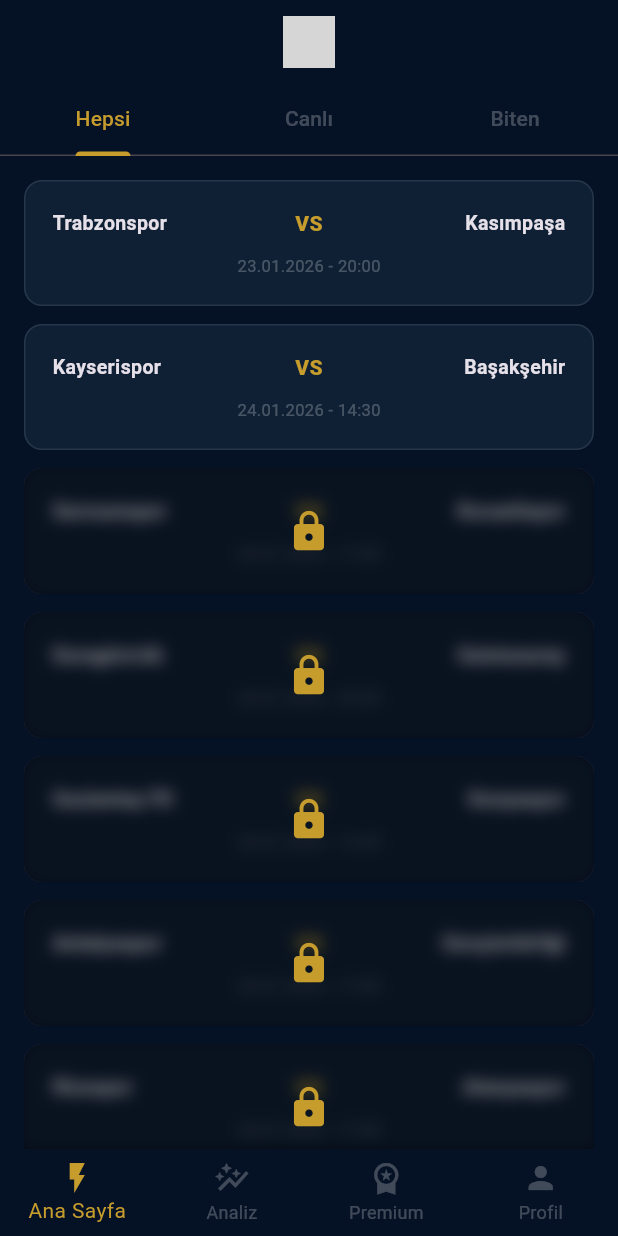
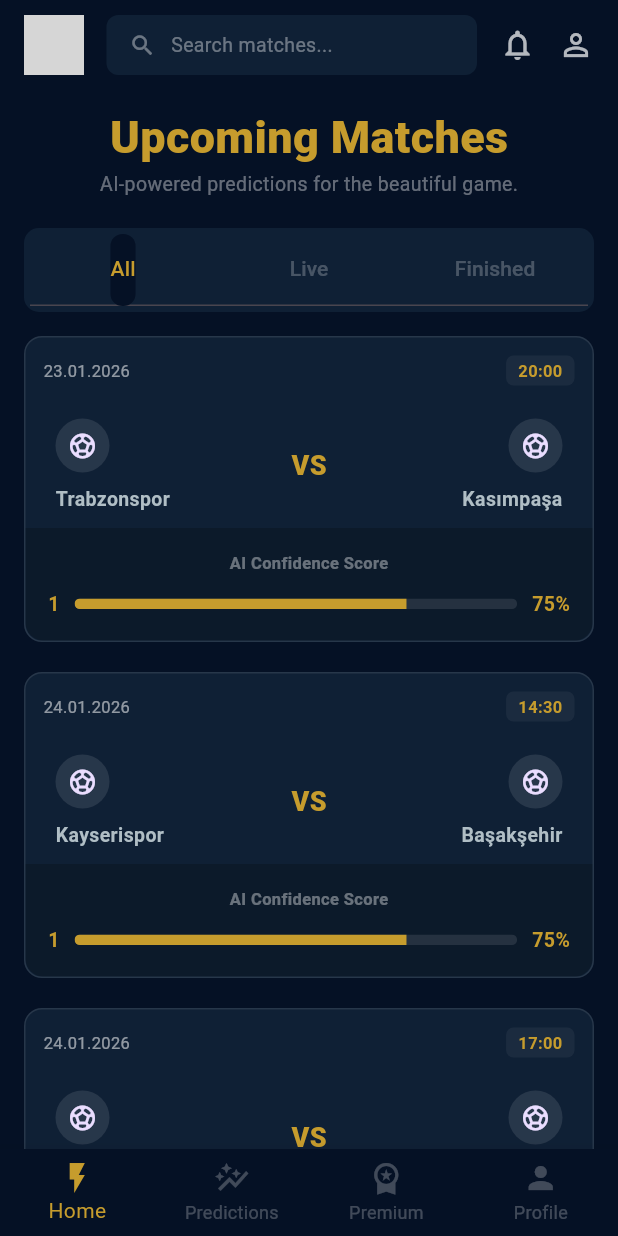
Before and after one commit to v-s-p/1X2-AI-app, a Flutter app: the screen it shows after launch, on a phone screen of 412 x 824 dp. Run offline on Flutter 3.47's test engine with Material 3 defaults, Android fonts, the phone set to English and light mode, and no system bars; grey boxes are pictures that could not be loaded.

Commit message:
Update main.dart

```diff
--- a/lib/main.dart
+++ b/lib/main.dart
@@ -1,5 +1,8 @@
+import 'dart:async';
+import 'dart:convert';
 import 'dart:ui';
 import 'package:flutter/material.dart';
+import 'package:flutter/services.dart';
 
 void main() {
   runApp(const PredictApp());
@@ -10,21 +13,80 @@
 
   @override
   Widget build(BuildContext context) {
+    const brandNavy = Color(0xFF051125);
+    const goldPrimary = Color(0xFFC69C2D);
+
     return MaterialApp(
       debugShowCheckedModeBanner: false,
       title: 'Predict 1X2 AI',
       theme: ThemeData(
         brightness: Brightness.dark,
-        scaffoldBackgroundColor: const Color(0xFF051125),
-        primaryColor: const Color(0xFFC69C2D),
+        scaffoldBackgroundColor: brandNavy,
+        primaryColor: goldPrimary,
         cardColor: const Color(0xFF0F2035),
+        textTheme: const TextTheme(
+          headlineLarge: TextStyle(fontSize: 28, fontWeight: FontWeight.bold, color: Color(0xFFC69C2D)),
+          headlineMedium: TextStyle(fontSize: 18, fontWeight: FontWeight.bold, color: Colors.white),
+          bodyMedium: TextStyle(fontSize: 13, color: Color(0xFFB0BEC5)),
+        ),
       ),
-      home: const MainShell(),
+      home: const SplashScreen(),
     );
   }
 }
 
-// --- ANA NAVİGASYON MERKEZİ ---
+// --- LOGO BİLEŞENİ (Center Crop) ---
+class BrandLogo extends StatelessWidget {
+  final double size;
+  final double radius;
+  const BrandLogo({super.key, required this.size, this.radius = 8});
+
+  @override
+  Widget build(BuildContext context) {
+    return Container(
+      width: size, height: size,
+      decoration: BoxDecoration(borderRadius: BorderRadius.circular(radius)),
+      child: ClipRRect(
+        borderRadius: BorderRadius.circular(radius),
+        child: Image.asset('assets/logo.png', fit: BoxFit.cover, alignment: Alignment.center),
+      ),
+    );
+  }
+}
+
+// --- SPLASH SCREEN ---
+class SplashScreen extends StatefulWidget {
+  const SplashScreen({super.key});
+  @override
+  State<SplashScreen> createState() => _SplashScreenState();
+}
+
+class _SplashScreenState extends State<SplashScreen> with SingleTickerProviderStateMixin {
+  late AnimationController _controller;
+  late Animation<double> _pulse;
+
+  @override
+  void initState() {
+    super.initState();
+    _controller = AnimationController(duration: const Duration(milliseconds: 1200), vsync: this)..repeat(reverse: true);
+    _pulse = Tween<double>(begin: 0.95, end: 1.05).animate(CurvedAnimation(parent: _controller, curve: Curves.easeInOut));
+    Timer(const Duration(seconds: 3), () => Navigator.pushReplacement(context, MaterialPageRoute(builder: (context) => const MainShell())));
+  }
+
+  @override
+  void dispose() { _controller.dispose(); super.dispose(); }
+
+  @override
+  Widget build(BuildContext context) {
+    return Scaffold(
+      body: Center(
+        child: ScaleTransition(scale: _pulse, child: const BrandLogo(size: 160, radius: 35)),
+      ),
+    );
+  }
+}
+
+// --- ANA NAVİGASYON ---
 class MainShell extends StatefulWidget {
   const MainShell({super.key});
   @override
@@ -33,22 +95,12 @@
 
 class _MainShellState extends State<MainShell> {
   int _selectedIndex = 0;
-
-  // Sayfaları burada tanımlıyoruz
-  final List<Widget> _pages = [
-    const HomePage(),        // Maç Listesi ve Tablar
-    const PredictionsPage(), // Banko ve Sihirli Kupon
-    const PremiumPage(),     // Satış Ekranı
-    const ProfilePage(),     // Kullanıcı Ayarları
-  ];
+  final List<Widget> _pages = [const HomePage(), const PredictionsPage(), const PremiumPage(), const ProfilePage()];
 
   @override
   Widget build(BuildContext context) {
     return Scaffold(
-      body: IndexedStack( // Sayfa durumlarını korumak için IndexedStack
-        index: _selectedIndex,
-        children: _pages,
-      ),
+      body: SafeArea(child: IndexedStack(index: _selectedIndex, children: _pages)),
       bottomNavigationBar: BottomNavigationBar(
         currentIndex: _selectedIndex,
         onTap: (index) => setState(() => _selectedIndex = index),
@@ -57,19 +109,17 @@
         selectedItemColor: const Color(0xFFC69C2D),
         unselectedItemColor: Colors.white24,
         items: const [
-          BottomNavigationBarItem(icon: Icon(Icons.flash_on), label: 'Ana Sayfa'),
-          BottomNavigationBarItem(icon: Icon(Icons.auto_graph), label: 'Analiz'),
+          BottomNavigationBarItem(icon: Icon(Icons.flash_on), label: 'Home'),
+          BottomNavigationBarItem(icon: Icon(Icons.auto_graph), label: 'Predictions'),
           BottomNavigationBarItem(icon: Icon(Icons.workspace_premium), label: 'Premium'),
-          BottomNavigationBarItem(icon: Icon(Icons.person), label: 'Profil'),
+          BottomNavigationBarItem(icon: Icon(Icons.person), label: 'Profile'),
         ],
       ),
     );
   }
 }
 
-// ==========================================
-// 1. ANA SAYFA (MAÇ LİSTESİ VE TABLAR)
-// ==========================================
+// --- ANA SAYFA (MAÇ KARTLARI) ---
 class HomePage extends StatelessWidget {
   const HomePage({super.key});
 
@@ -77,150 +127,33 @@
   Widget build(BuildContext context) {
     return DefaultTabController(
       length: 3,
-      child: Scaffold(
-        appBar: AppBar(
-          backgroundColor: const Color(0xFF051125),
-          elevation: 0,
-          title: Image.asset('assets/logo.png', height: 35),
-          centerTitle: true,
-          bottom: const TabBar(
-            indicatorColor: Color(0xFFC69C2D),
-            labelColor: Color(0xFFC69C2D),
-            unselectedLabelColor: Colors.white24,
-            tabs: [Tab(text: "Hepsi"), Tab(text: "Canlı"), Tab(text: "Biten")],
-          ),
-        ),
-        body: TabBarView(
-          children: [
-            _buildMatchList(context),
-            _buildEmptyCanli(),
-            const Center(child: Text("Biten maç kaydı yok.")),
-          ],
-        ),
-      ),
-    );
-  }
-
-  Widget _buildMatchList(BuildContext context) {
-    return ListView.builder(
-      padding: const EdgeInsets.all(16),
-      itemCount: DemoData.excelMatches.length,
-      itemBuilder: (context, index) {
-        bool isLocked = index >= 2; // İlk 2 maç açık, kalanlar kilitli
-        return GestureDetector(
-          onTap: () => isLocked ? _showPremiumSheet(context) : null,
-          child: Padding(
-            padding: const EdgeInsets.only(bottom: 12),
-            child: MatchCardElite(match: DemoData.excelMatches[index], isLocked: isLocked),
-          ),
-        );
-      },
-    );
-  }
-
-  Widget _buildEmptyCanli() {
-    return Center(
       child: Column(
-        mainAxisAlignment: MainAxisAlignment.center,
         children: [
-          Icon(Icons.stadium_rounded, size: 80, color: Colors.white.withOpacity(0.05)),
-          const SizedBox(height: 15),
-          const Text("Şu an çimler sessiz...", style: TextStyle(fontSize: 18, color: Color(0xFFC69C2D), fontWeight: FontWeight.bold)),
-          const Text("Ama fırtına yaklaşıyor!", style: TextStyle(color: Colors.white24)),
-        ],
-      ),
-    );
-  }
-
-  void _showPremiumSheet(BuildContext context) {
-    showModalBottomSheet(
-      context: context,
-      backgroundColor: const Color(0xFF0F2035),
-      shape: const RoundedRectangleBorder(borderRadius: BorderRadius.vertical(top: Radius.circular(20))),
-      builder: (context) => Padding(
-        padding: const EdgeInsets.all(30),
-        child: Column(
-          mainAxisSize: MainAxisSize.min,
-          children: [
-            const Icon(Icons.lock_open_rounded, color: Color(0xFFC69C2D), size: 50),
-            const SizedBox(height: 20),
-            const Text("Premium ile Tüm Kapıları Aç!", style: TextStyle(fontSize: 20, fontWeight: FontWeight.bold)),
-            const SizedBox(height: 10),
-            const Text("Haftalık 15 maçın tamamını ve AI güven skorlarını görmek için hemen yükselt.", textAlign: TextAlign.center, style: TextStyle(color: Colors.white60)),
-            const SizedBox(height: 30),
-            SizedBox(
-              width: double.infinity, height: 50,
-              child: ElevatedButton(
-                style: ElevatedButton.styleFrom(backgroundColor: const Color(0xFFC69C2D), foregroundColor: Colors.black),
-                onPressed: () => Navigator.pop(context),
-                child: const Text("PAKETLERİ GÖR"),
+          const _TopHeaderWidget(), // Arama barı ve logo
+          const SizedBox(height: 20),
+          const Text("Upcoming Matches", style: TextStyle(fontSize: 30, fontWeight: FontWeight.w900, color: Color(0xFFC69C2D))),
+          const Text("AI-powered predictions for the beautiful game.", style: TextStyle(color: Colors.white38, fontSize: 13)),
+          const SizedBox(height: 20),
+          Padding(
+            padding: const EdgeInsets.symmetric(horizontal: 16),
+            child: Container(
+              padding: const EdgeInsets.all(4),
+              decoration: BoxDecoration(color: const Color(0xFF0F2035), borderRadius: BorderRadius.circular(10)),
+              child: const TabBar(
+                indicatorColor: Colors.transparent,
+                indicator: BoxDecoration(color: Color(0xFF051125), borderRadius: BorderRadius.all(Radius.circular(8))),
+                labelColor: Color(0xFFC69C2D),
+                unselectedLabelColor: Colors.white24,
+                tabs: [Tab(text: "All"), Tab(text: "Live"), Tab(text: "Finished")],
               ),
             ),
-          ],
-        ),
-      ),
-    );
-  }
-}
-
-// ==========================================
-// 2. TAHMİN / ANALİZ SAYFASI
-// ==========================================
-class PredictionsPage extends StatelessWidget {
-  const PredictionsPage({super.key});
-
-  @override
-  Widget build(BuildContext context) {
-    return SingleChildScrollView(
-      padding: const EdgeInsets.all(20),
-      child: Column(
-        crossAxisAlignment: CrossAxisAlignment.start,
-        children: [
-          const SizedBox(height: 20),
-          const Text("Analiz Merkezi", style: TextStyle(fontSize: 26, fontWeight: FontWeight.bold)),
-          const SizedBox(height: 20),
-          // HAFTANIN BANKOSU
-          Container(
-            width: double.infinity,
-            padding: const EdgeInsets.all(20),
-            decoration: BoxDecoration(
-              gradient: const LinearGradient(colors: [Color(0xFFC69C2D), Color(0xFF8E6E1A)]),
-              borderRadius: BorderRadius.circular(15),
-            ),
-            child: const Column(
+          ),
+          Expanded(
+            child: TabBarView(
               children: [
-                Text("HAFTANIN BANKOSU", style: TextStyle(color: Colors.black, fontWeight: FontWeight.w900, letterSpacing: 2)),
-                SizedBox(height: 15),
-                Text("Fenerbahçe - Göztepe", style: TextStyle(color: Colors.white, fontSize: 22, fontWeight: FontWeight.bold)),
-                Text("Tahmin: 1 (Güven: %94)", style: TextStyle(color: Colors.black87, fontWeight: FontWeight.w600)),
-              ],
-            ),
-          ),
-          const SizedBox(height: 30),
-          // SİHİRLİ KUPON BUTONU
-          SizedBox(
-            width: double.infinity, height: 65,
-            child: OutlinedButton.icon(
-              style: OutlinedButton.styleFrom(
-                side: const BorderSide(color: Color(0xFFC69C2D), width: 2),
-                shape: RoundedRectangleBorder(borderRadius: BorderRadius.circular(15)),
-              ),
-              icon: const Icon(Icons.auto_fix_high_rounded, color: Color(0xFFC69C2D)),
-              label: const Text("YAPAY ZEKA KUPON OLUŞTUR", style: TextStyle(color: Colors.white, fontWeight: FontWeight.bold)),
-              onPressed: () {},
-            ),
-          ),
-          const SizedBox(height: 40),
-          // SON KAZANANLAR TICKER (Simüle edilmiş)
-          const Text("SON KAZANANLAR", style: TextStyle(fontSize: 12, color: Colors.white38, letterSpacing: 1)),
-          const SizedBox(height: 10),
-          Container(
-            height: 40,
-            color: Colors.white.withOpacity(0.02),
-            child: ListView(
-              scrollDirection: Axis.horizontal,
-              children: const [
-                Center(child: Text("  🏆 Kullanıcı k***n 12.450₺ Kazandı!  •  🏆 Kullanıcı m***t 4.200₺ Kazandı!  •  🏆 AI Kuponu %100 Başarı!  ", style: TextStyle(color: Color(0xFFC69C2D)))),
+                _buildMatchList(),
+                const Center(child: Text("No live matches")),
+                const Center(child: Text("No finished matches")),
               ],
             ),
           ),
@@ -228,160 +161,157 @@
       ),
     );
   }
+
+  Widget _buildMatchList() {
+    // Sadece ilk 4 maçı alıyoruz
+    final matches = DemoData.excelMatches.take(4).toList();
+    return ListView.builder(
+      padding: const EdgeInsets.all(16),
+      itemCount: matches.length,
+      itemBuilder: (context, index) {
+        return Padding(
+          padding: const EdgeInsets.only(bottom: 20),
+          child: MatchCardTechnical(match: matches[index]),
+        );
+      },
+    );
+  }
 }
 
-// ==========================================
-// 3. PREMIUM SAYFASI (STOREFRONT)
-// ==========================================
-class PremiumPage extends StatelessWidget {
-  const PremiumPage({super.key});
+// --- ÜST HEADER WIDGET (Resimdeki gibi) ---
+class _TopHeaderWidget extends StatelessWidget {
+  const _TopHeaderWidget();
+  @override
+  Widget build(BuildContext context) {
+    return Padding(
+      padding: const EdgeInsets.fromLTRB(16, 10, 16, 0),
+      child: Row(
+        children: [
+          const BrandLogo(size: 40, radius: 5),
+          const SizedBox(width: 15),
+          Expanded(
+            child: Container(
+              height: 40,
+              padding: const EdgeInsets.symmetric(horizontal: 15),
+              decoration: BoxDecoration(color: const Color(0xFF0F2035), borderRadius: BorderRadius.circular(8)),
+              child: const Row(
+                children: [
+                  Icon(Icons.search, size: 18, color: Colors.white38),
+                  SizedBox(width: 10),
+                  Text("Search matches...", style: TextStyle(color: Colors.white38, fontSize: 13)),
+                ],
+              ),
+            ),
+          ),
+          const SizedBox(width: 15),
+          const Icon(Icons.notifications_none, color: Colors.white70),
+          const SizedBox(width: 15),
+          const Icon(Icons.person_outline, color: Colors.white70),
+        ],
+      ),
+    );
+  }
+}
+
+// --- YENİ TEKNİK MAÇ KARTI (Görseldeki Yapı) ---
+class MatchCardTechnical extends StatelessWidget {
+  final Map<String, String> match;
+  const MatchCardTechnical({super.key, required this.match});
 
   @override
   Widget build(BuildContext context) {
-    return Center(
-      child: SingleChildScrollView(
-        padding: const EdgeInsets.all(20),
-        child: Column(
-          children: [
-            const Icon(Icons.stars_rounded, color: Color(0xFFC69C2D), size: 70),
-            const SizedBox(height: 10),
-            const Text("Elite Üyeliğe Geç", style: TextStyle(fontSize: 24, fontWeight: FontWeight.bold)),
-            const SizedBox(height: 30),
-            // HAFTALIK PAKET
-            _buildPriceCard("Haftalık Paket", "59₺", "Hızlı Başlangıç", false),
-            const SizedBox(height: 15),
-            // AYLIK PAKET (EN POPÜLER)
-            _buildPriceCard("Aylık Paket", "199₺", "En Popüler", true),
-            const SizedBox(height: 40),
-            // NEDEN PREMIUM?
-            const Align(alignment: Alignment.centerLeft, child: Text("Neden Premium?", style: TextStyle(fontWeight: FontWeight.bold))),
-            const SizedBox(height: 15),
-            _buildBenefit("15 Maçın tamamına AI erişimi"),
-            _buildBenefit("Yüksek güvenli 'Banko' maçlar"),
-            _buildBenefit("Reklamsız tertemiz deneyim"),
-          ],
-        ),
-      ),
-    );
-  }
-
-  Widget _buildPriceCard(String title, String price, String badge, bool isPopular) {
     return Container(
-      padding: const EdgeInsets.all(20),
       decoration: BoxDecoration(
         color: const Color(0xFF0F2035),
-        borderRadius: BorderRadius.circular(15),
-        border: Border.all(color: isPopular ? const Color(0xFFC69C2D) : Colors.white10, width: isPopular ? 2 : 1),
+        borderRadius: BorderRadius.circular(12),
+        border: Border.all(color: Colors.white10),
       ),
-      child: Row(
-        mainAxisAlignment: MainAxisAlignment.spaceBetween,
+      child: Column(
         children: [
-          Column(
-            crossAxisAlignment: CrossAxisAlignment.start,
-            children: [
-              Text(title, style: const TextStyle(fontWeight: FontWeight.bold, fontSize: 18)),
-              Text(badge, style: TextStyle(color: isPopular ? const Color(0xFFC69C2D) : Colors.white38, fontSize: 12)),
-            ],
+          // ÜST KISIM (Tarih ve Saat)
+          Padding(
+            padding: const EdgeInsets.all(12),
+            child: Row(
+              mainAxisAlignment: MainAxisAlignment.spaceBetween,
+              children: [
+                Text(match['date']!.split('-')[0].trim(), style: const TextStyle(fontSize: 11, color: Colors.white54)),
+                Container(
+                  padding: const EdgeInsets.symmetric(horizontal: 8, vertical: 2),
+                  decoration: BoxDecoration(color: Colors.white.withOpacity(0.05), borderRadius: BorderRadius.circular(5)),
+                  child: Text(match['date']!.split('-')[1].trim(), style: const TextStyle(fontSize: 11, color: Color(0xFFC69C2D), fontWeight: FontWeight.bold)),
+                ),
+              ],
+            ),
           ),
-          Text(price, style: const TextStyle(fontSize: 22, fontWeight: FontWeight.bold, color: Color(0xFFC69C2D))),
+          // ORTA KISIM (Takımlar)
+          Padding(
+            padding: const EdgeInsets.symmetric(vertical: 10, horizontal: 20),
+            child: Row(
+              mainAxisAlignment: MainAxisAlignment.spaceBetween,
+              children: [
+                Expanded(child: _teamUi(match['home']!, true)),
+                const Text("VS", style: TextStyle(color: Color(0xFFC69C2D), fontWeight: FontWeight.w900, fontSize: 18)),
+                Expanded(child: _teamUi(match['away']!, false)),
+              ],
+            ),
+          ),
+          // ALT KISIM (AI Bölmesi)
+          Container(
+            padding: const EdgeInsets.all(15),
+            decoration: BoxDecoration(color: Colors.black.withOpacity(0.2), borderRadius: const BorderRadius.vertical(bottom: Radius.circular(12))),
+            child: Column(
+              children: [
+                const Text("AI Confidence Score", style: TextStyle(fontSize: 11, color: Colors.white38, fontWeight: FontWeight.bold)),
+                const SizedBox(height: 10),
+                Row(
+                  children: [
+                    const Text("1", style: TextStyle(color: Color(0xFFC69C2D), fontWeight: FontWeight.bold)),
+                    const SizedBox(width: 10),
+                    Expanded(
+                      child: ClipRRect(
+                        borderRadius: BorderRadius.circular(10),
+                        child: const LinearProgressIndicator(value: 0.75, backgroundColor: Colors.white10, color: Color(0xFFC69C2D), minHeight: 7),
+                      ),
+                    ),
+                    const SizedBox(width: 10),
+                    const Text("75%", style: TextStyle(color: Color(0xFFC69C2D), fontWeight: FontWeight.bold)),
+                  ],
+                ),
+              ],
+            ),
+          ),
         ],
       ),
     );
   }
 
-  Widget _buildBenefit(String text) {
-    return Padding(
-      padding: const EdgeInsets.only(bottom: 8),
-      child: Row(children: [const Icon(Icons.check_circle, color: Color(0xFFC69C2D), size: 18), const SizedBox(width: 10), Text(text)]),
+  Widget _teamUi(String name, bool left) {
+    return Column(
+      crossAxisAlignment: left ? CrossAxisAlignment.start : CrossAxisAlignment.end,
+      children: [
+        const CircleAvatar(radius: 18, backgroundColor: Colors.white10, child: Icon(Icons.sports_soccer, size: 20)),
+        const SizedBox(height: 8),
+        Text(name, style: const TextStyle(fontWeight: FontWeight.bold, fontSize: 13), overflow: TextOverflow.ellipsis),
+      ],
     );
   }
 }
 
-// ==========================================
-// 4. PROFİL SAYFASI
-// ==========================================
+// --- DİĞER SAYFALAR ---
+class PredictionsPage extends StatelessWidget {
+  const PredictionsPage({super.key});
+  @override
+  Widget build(BuildContext context) { return const Center(child: Text("Analiz Sayfası")); }
+}
+class PremiumPage extends StatelessWidget {
+  const PremiumPage({super.key});
+  @override
+  Widget build(BuildContext context) { return const Center(child: Text("Premium Sayfası")); }
+}
 class ProfilePage extends StatelessWidget {
   const ProfilePage({super.key});
-
   @override
-  Widget build(BuildContext context) {
-    return SingleChildScrollView(
-      padding: const EdgeInsets.all(30),
-      child: Column(
-        children: [
-          const SizedBox(height: 40),
-          const CircleAvatar(radius: 50, backgroundColor: Color(0xFF0F2035), child: Icon(Icons.person, size: 60, color: Color(0xFFC69C2D))),
-          const SizedBox(height: 15),
-          const Text("Mert Yılmaz", style: TextStyle(fontSize: 22, fontWeight: FontWeight.bold)),
-          const SizedBox(height: 8),
-          Container(
-            padding: const EdgeInsets.symmetric(horizontal: 12, vertical: 4),
-            decoration: BoxDecoration(color: Colors.white.withOpacity(0.05), borderRadius: BorderRadius.circular(20)),
-            child: const Text("Üyelik Durumu: FREE", style: TextStyle(color: Colors.white54, fontSize: 12)),
-          ),
-          const SizedBox(height: 40),
-          _buildProfileTile(Icons.notifications_outlined, "Bildirimler"),
-          _buildProfileTile(Icons.support_agent_rounded, "Destek Al"),
-          _buildProfileTile(Icons.logout_rounded, "Çıkış Yap", isRed: true),
-        ],
-      ),
-    );
-  }
-
-  Widget _buildProfileTile(IconData icon, String title, {bool isRed = false}) {
-    return ListTile(
-      leading: Icon(icon, color: isRed ? Colors.redAccent : const Color(0xFFC69C2D)),
-      title: Text(title, style: TextStyle(color: isRed ? Colors.redAccent : Colors.white)),
-      trailing: const Icon(Icons.chevron_right_rounded, color: Colors.white10),
-      onTap: () {},
-    );
-  }
-}
-
-// --- YARDIMCI BİLEŞENLER (MAÇ KARTI) ---
-class MatchCardElite extends StatelessWidget {
-  final Map<String, String> match;
-  final bool isLocked;
-  const MatchCardElite({super.key, required this.match, required this.isLocked});
-
-  @override
-  Widget build(BuildContext context) {
-    return Stack(
-      children: [
-        Container(
-          padding: const EdgeInsets.all(18),
-          decoration: BoxDecoration(color: const Color(0xFF0F2035), borderRadius: BorderRadius.circular(12), border: Border.all(color: Colors.white10)),
-          child: Column(
-            children: [
-              Row(
-                mainAxisAlignment: MainAxisAlignment.spaceBetween,
-                children: [
-                  Expanded(child: Text(match['home']!, style: const TextStyle(fontWeight: FontWeight.bold, fontSize: 13))),
-                  const Text("VS", style: TextStyle(color: Color(0xFFC69C2D), fontWeight: FontWeight.w900)),
-                  Expanded(child: Text(match['away']!, textAlign: TextAlign.end, style: const TextStyle(fontWeight: FontWeight.bold, fontSize: 13))),
-                ],
-              ),
-              const SizedBox(height: 10),
-              Text(match['date']!, style: const TextStyle(fontSize: 11, color: Colors.white24)),
-            ],
-          ),
-        ),
-        if (isLocked)
-          Positioned.fill(
-            child: ClipRRect(
-              borderRadius: BorderRadius.circular(12),
-              child: BackdropFilter(
-                filter: ImageFilter.blur(sigmaX: 5, sigmaY: 5),
-                child: Container(
-                  color: Colors.black.withOpacity(0.4),
-                  child: const Center(child: Icon(Icons.lock_rounded, color: Color(0xFFC69C2D), size: 30)),
-                ),
-              ),
-            ),
-          ),
-      ],
-    );
-  }
+  Widget build(BuildContext context) { return const Center(child: Text("Profil Sayfası")); }
 }
 
 // --- VERİ ---
@@ -391,16 +321,14 @@
     {"home": "Kayserispor", "away": "Başakşehir", "date": "24.01.2026 - 14:30"},
     {"home": "Samsunspor", "away": "Kocaelispor", "date": "24.01.2026 - 17:00"},
     {"home": "Karagümrük", "away": "Galatasaray", "date": "24.01.2026 - 20:00"},
-    {"home": "Gaziantep FK", "away": "Konyaspor", "date": "25.01.2026 - 14:30"},
-    {"home": "Antalyaspor", "away": "Gençlerbirliği", "date": "25.01.2026 - 17:00"},
-    {"home": "Rizespor", "away": "Alanyaspor", "date": "25.01.2026 - 17:00"},
-    {"home": "Fenerbahçe", "away": "Göztepe", "date": "25.01.2026 - 20:00"},
-    {"home": "Eyüpspor", "away": "Beşiktaş", "date": "26.01.2026 - 20:00"},
-    {"home": "Union Berlin", "away": "Dortmund", "date": "24.01.2026 - 20:30"},
-    {"home": "Marsilya", "away": "Lens", "date": "24.01.2026 - 23:05"},
-    {"home": "Arsenal", "away": "Man. United", "date": "25.01.2026 - 19:30"},
-    {"home": "Villarreal", "away": "Real Madrid", "date": "24.01.2026 - 23:00"},
-    {"home": "Juventus", "away": "Napoli", "date": "25.01.2026 - 20:00"},
-    {"home": "Roma", "away": "AC Milan", "date": "25.01.2026 - 22:45"},
   ];
+
+  static Future<List<CouponMatch>> loadMatchesFromJson() async { return []; }
 }
+
+class CouponMatch {
+  final int index;
+  final String homeTeam, awayTeam, prediction;
+  final bool isLocked;
+  CouponMatch({required this.index, required this.homeTeam, required this.awayTeam, required this.prediction, required this.isLocked});
+}
```
